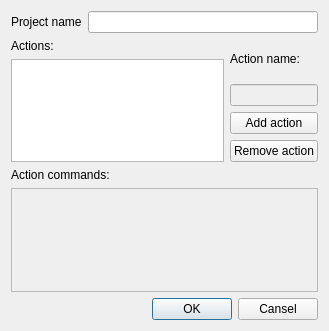
The window that v2/trunk/plugins/project/MonkeyProject/src/ui/UIMonkeyProjectSettings.ui (testmana2/mks) describes before a commit, drawn with Qt 5.
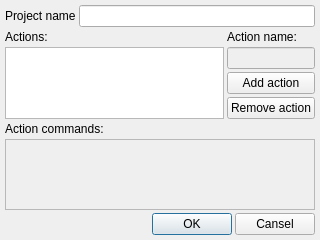
The same window after the commit.

Commit message: update all margins to 5 and spacings to 3 when possible

What changed in the file:
```diff
--- a/v2/trunk/plugins/project/MonkeyProject/src/ui/UIMonkeyProjectSettings.ui
+++ b/v2/trunk/plugins/project/MonkeyProject/src/ui/UIMonkeyProjectSettings.ui
@@ -5,8 +5,8 @@
    <rect>
     <x>0</x>
     <y>0</y>
-    <width>329</width>
-    <height>331</height>
+    <width>320</width>
+    <height>240</height>
    </rect>
   </property>
   <property name="sizePolicy" >
@@ -19,8 +19,26 @@
    <string>Settings</string>
   </property>
   <layout class="QVBoxLayout" >
+   <property name="spacing" >
+    <number>3</number>
+   </property>
+   <property name="leftMargin" >
+    <number>5</number>
+   </property>
+   <property name="topMargin" >
+    <number>5</number>
+   </property>
+   <property name="rightMargin" >
+    <number>5</number>
+   </property>
+   <property name="bottomMargin" >
+    <number>5</number>
+   </property>
    <item>
     <layout class="QHBoxLayout" >
+     <property name="spacing" >
+      <number>3</number>
+     </property>
      <item>
       <widget class="QLabel" name="label_3" >
        <property name="text" >
@@ -35,8 +53,14 @@
    </item>
    <item>
     <layout class="QHBoxLayout" >
+     <property name="spacing" >
+      <number>3</number>
+     </property>
      <item>
       <layout class="QVBoxLayout" >
+       <property name="spacing" >
+        <number>3</number>
+       </property>
        <item>
         <widget class="QLabel" name="label_6" >
          <property name="text" >
@@ -51,6 +75,9 @@
      </item>
      <item>
       <layout class="QVBoxLayout" >
+       <property name="spacing" >
+        <number>3</number>
+       </property>
        <item>
         <widget class="QLabel" name="label_8" >
          <property name="text" >
@@ -91,6 +118,9 @@
    </item>
    <item>
     <layout class="QVBoxLayout" >
+     <property name="spacing" >
+      <number>3</number>
+     </property>
      <item>
       <widget class="QLabel" name="label_2" >
        <property name="text" >
@@ -109,6 +139,9 @@
    </item>
    <item>
     <layout class="QHBoxLayout" >
+     <property name="spacing" >
+      <number>3</number>
+     </property>
      <item>
       <spacer>
        <property name="orientation" >
```
The commit also changes 21 other files.
